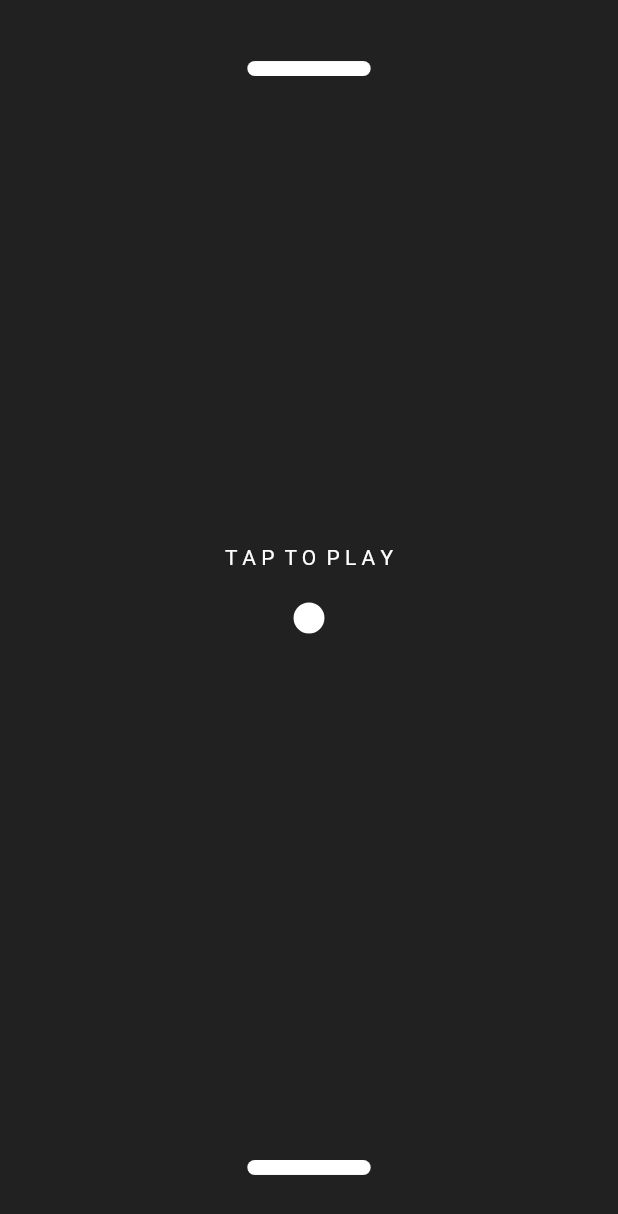
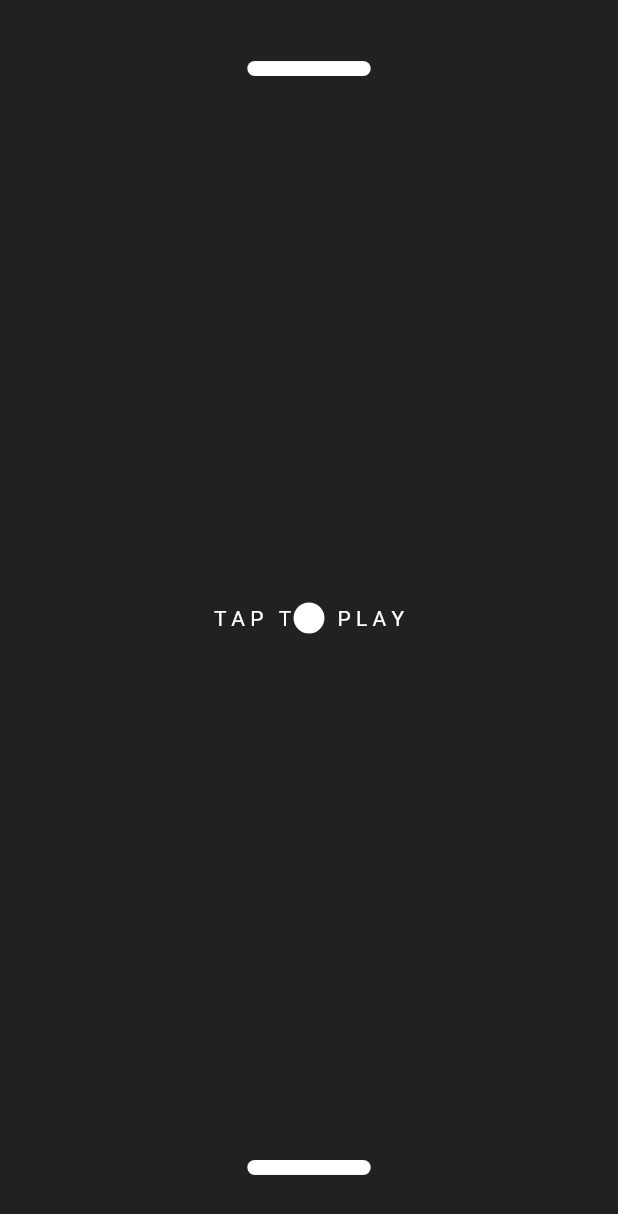
Before and after one commit to 204Rajeev/PingPong, a Flutter app: the screen it shows after launch, on a phone screen of 412 x 824 dp. Shown: the top 1214 px of the screen. Run offline on Flutter 3.47's test engine with Material 2 defaults, Android fonts, the phone set to English and light mode, and no system bars.

Commit message:
Added my project

```diff
--- a/lib/cover_screen.dart
+++ b/lib/cover_screen.dart
@@ -1,5 +1,4 @@
 import 'package:flutter/material.dart';
-import 'package:pong/score_board.dart';
 
 class CoverScreen extends StatelessWidget {
   const CoverScreen(
@@ -13,21 +12,24 @@ class CoverScreen extends StatelessWidget {
 
   @override
   Widget build(BuildContext context) {
-    return Container(
-        alignment: Alignment(0, -0.1),
+    return Center(
         child: !gameHasStarted
             ? const Text(
-                'T A P  T O  P L A Y',
+                'T A P   T         P L A Y',
                 style: TextStyle(color: Colors.white),
               )
-            : SizedBox(
-                height: 150,
-                width: 150,
+            : Container(
+                height: 200,
+                width: 100,
                 child: Column(
                   children: [
-                    Text('C P U:$enemyScore'),
-                    Divider(),
-                    Text('Y O U:$yourScore'),
+                    Text('E N E M Y : $enemyScore',
+                        style: TextStyle(color: Colors.white)),
+                    const Divider(
+                      color: Colors.white,
+                    ),
+                    Text('Y O U R : $yourScore',
+                        style: TextStyle(color: Colors.white)),
                   ],
                 ),
               ));
```
Also changed, not shown: lib/home_page.dart (+4 -4 lines), lib/score_board.dart (deleted, +0 -22 lines).
